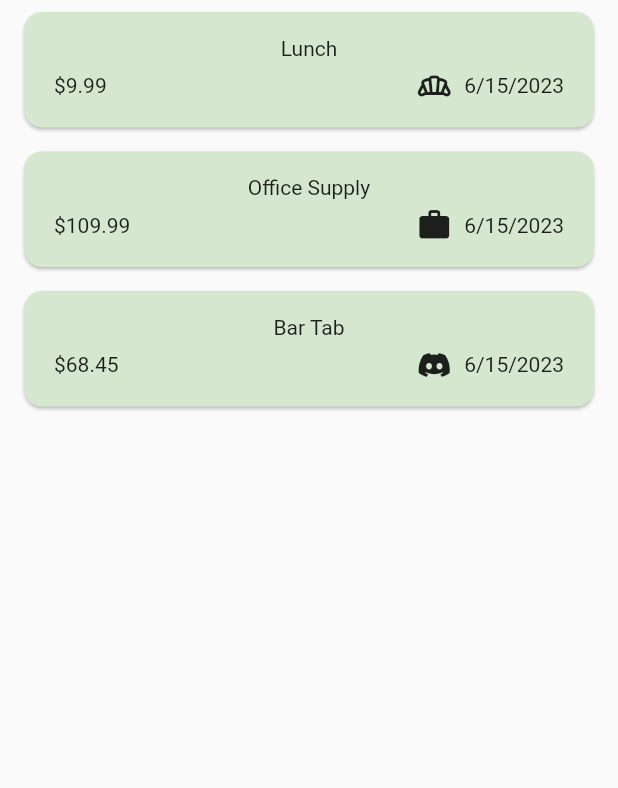
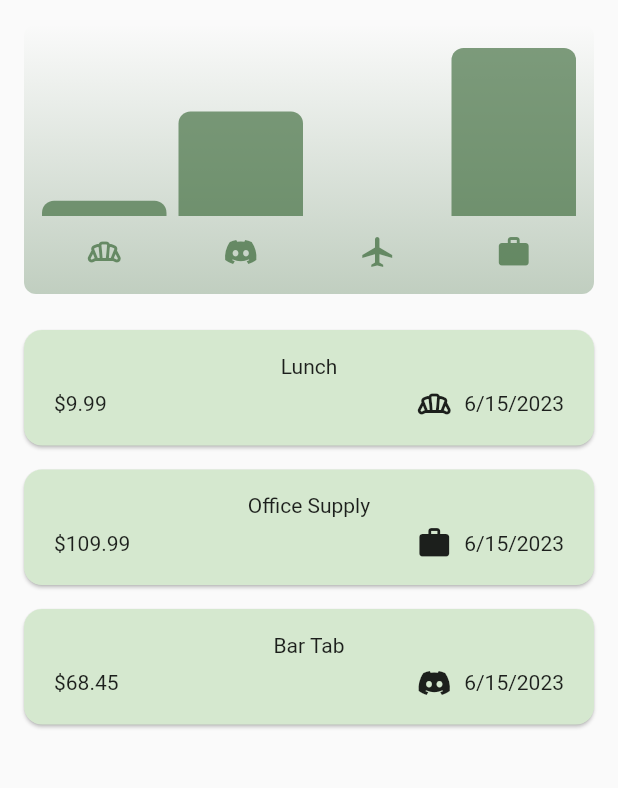
Before and after one commit to Skoomatron/FlutterExpenseTracker, a Flutter app: the screen it shows after launch, on a phone screen of 412 x 824 dp, the part 84-872 px from its top. Run offline on Flutter 3.47's test engine with Material 2 defaults, Android fonts, the phone set to English and light mode, and no system bars.

Commit message:
Updated to allow screen rotation

```diff
--- a/lib/main.dart
+++ b/lib/main.dart
@@ -1,5 +1,6 @@
 import 'package:expense_tracker/widgets/expenses.dart';
 import 'package:flutter/material.dart';
+// import 'package:flutter/services.dart';
 
 var kColorScheme = ColorScheme.fromSeed(seedColor: Colors.green);
 var kDarkColorScheme = ColorScheme.fromSeed(
@@ -7,6 +8,10 @@ var kDarkColorScheme = ColorScheme.fromSeed(
     seedColor: Colors.red);
 
 void main() {
+  // WidgetsFlutterBinding.ensureInitialized();
+  // SystemChrome.setPreferredOrientations([
+  //   DeviceOrientation.portraitUp,
+  // ]).then((fn) {
       runApp(MaterialApp(
         darkTheme: ThemeData.dark().copyWith(
             useMaterial3: true,
@@ -33,4 +38,5 @@ void main() {
         ),
         home: const Expenses(),
       ));
+  // });
 }
--- a/lib/models/expense.dart
+++ b/lib/models/expense.dart
@@ -32,3 +32,24 @@ class Expense {
     return formatter.format(date);
   }
 }
+
+class ExpenseBucket {
+  final Category category;
+  final List<Expense> expenses;
+
+  ExpenseBucket({required this.category, required this.expenses});
+  ExpenseBucket.forCategory(List<Expense> allExpenses, this.category)
+      : expenses = allExpenses
+      .where((element) => element.category == category)
+      .toList();
+
+  double get totalExpenses {
+    double sum = 0;
+
+    for (final expense in expenses) {
+      sum += expense.amount;
+    }
+
+    return sum;
+  }
+}
--- /dev/null
+++ b/lib/widgets/chart/chart.dart
@@ -0,0 +1,95 @@
+import 'package:flutter/material.dart';
+
+import 'package:expense_tracker/widgets/chart/chart_bar.dart';
+import 'package:expense_tracker/models/expense.dart';
+
+class Chart extends StatelessWidget {
+  const Chart({super.key, required this.expenses});
+
+  final List<Expense> expenses;
+
+  List<ExpenseBucket> get buckets {
+    return [
+      ExpenseBucket.forCategory(expenses, Category.food),
+      ExpenseBucket.forCategory(expenses, Category.leisure),
+      ExpenseBucket.forCategory(expenses, Category.travel),
+      ExpenseBucket.forCategory(expenses, Category.work),
+    ];
+  }
+
+  double get maxTotalExpense {
+    double maxTotalExpense = 0;
+
+    for (final bucket in buckets) {
+      if (bucket.totalExpenses > maxTotalExpense) {
+        maxTotalExpense = bucket.totalExpenses;
+      }
+    }
+
+    return maxTotalExpense;
+  }
+
+  @override
+  Widget build(BuildContext context) {
+    final isDarkMode =
+        MediaQuery.of(context).platformBrightness == Brightness.dark;
+    return Container(
+      margin: const EdgeInsets.all(16),
+      padding: const EdgeInsets.symmetric(
+        vertical: 16,
+        horizontal: 8,
+      ),
+      width: double.infinity,
+      height: 180,
+      decoration: BoxDecoration(
+        borderRadius: BorderRadius.circular(8),
+        gradient: LinearGradient(
+          colors: [
+            Theme.of(context).colorScheme.primary.withOpacity(0.3),
+            Theme.of(context).colorScheme.primary.withOpacity(0.0)
+          ],
+          begin: Alignment.bottomCenter,
+          end: Alignment.topCenter,
+        ),
+      ),
+      child: Column(
+        children: [
+          Expanded(
+            child: Row(
+              crossAxisAlignment: CrossAxisAlignment.end,
+              children: [
+                for (final bucket in buckets) // alternative to map()
+                  ChartBar(
+                    fill: bucket.totalExpenses == 0
+                        ? 0
+                        : bucket.totalExpenses / maxTotalExpense,
+                  )
+              ],
+            ),
+          ),
+          const SizedBox(height: 12),
+          Row(
+            children: buckets
+                .map(
+                  (bucket) => Expanded(
+                child: Padding(
+                  padding: const EdgeInsets.symmetric(horizontal: 4),
+                  child: Icon(
+                    categoryIcons[bucket.category],
+                    color: isDarkMode
+                        ? Theme.of(context).colorScheme.secondary
+                        : Theme.of(context)
+                        .colorScheme
+                        .primary
+                        .withOpacity(0.7),
+                  ),
+                ),
+              ),
+            )
+                .toList(),
+          )
+        ],
+      ),
+    );
+  }
+}
--- /dev/null
+++ b/lib/widgets/chart/chart_bar.dart
@@ -0,0 +1,34 @@
+import 'package:flutter/material.dart';
+
+class ChartBar extends StatelessWidget {
+  const ChartBar({
+    super.key,
+    required this.fill,
+  });
+
+  final double fill;
+
+  @override
+  Widget build(BuildContext context) {
+    final isDarkMode =
+        MediaQuery.of(context).platformBrightness == Brightness.dark;
+    return Expanded(
+      child: Padding(
+        padding: const EdgeInsets.symmetric(horizontal: 4),
+        child: FractionallySizedBox(
+          heightFactor: fill,
+          child: DecoratedBox(
+            decoration: BoxDecoration(
+              shape: BoxShape.rectangle,
+              borderRadius:
+              const BorderRadius.vertical(top: Radius.circular(8)),
+              color: isDarkMode
+                  ? Theme.of(context).colorScheme.secondary
+                  : Theme.of(context).colorScheme.primary.withOpacity(0.65),
+            ),
+          ),
+        ),
+      ),
+    );
+  }
+}
--- a/lib/widgets/expenses.dart
+++ b/lib/widgets/expenses.dart
@@ -1,3 +1,4 @@
+import 'package:expense_tracker/widgets/chart/chart.dart';
 import 'package:expense_tracker/widgets/expenses_list/expenses_list.dart';
 import 'package:expense_tracker/widgets/new_expense.dart';
 import 'package:flutter/material.dart';
@@ -14,18 +15,32 @@ class Expenses extends StatefulWidget {
 }
 
 class _ExpensesState extends State<Expenses> {
-
   final List<Expense> _expenses = [
-    Expense(title: 'Lunch', amount: 9.99, date: DateTime.now(), category: Category.food),
-    Expense(title: 'Office Supply', amount: 109.99, date: DateTime.now(), category: Category.work),
-    Expense(title: 'Bar Tab', amount: 68.45, date: DateTime.now(), category: Category.leisure)
+    Expense(
+        title: 'Lunch',
+        amount: 9.99,
+        date: DateTime.now(),
+        category: Category.food),
+    Expense(
+        title: 'Office Supply',
+        amount: 109.99,
+        date: DateTime.now(),
+        category: Category.work),
+    Expense(
+        title: 'Bar Tab',
+        amount: 68.45,
+        date: DateTime.now(),
+        category: Category.leisure)
   ];
 
   void _openExpenseModal() {
     showModalBottomSheet(
       isScrollControlled: true,
       context: context,
-        builder: (ctx) => NewExpense(onAddExpense: _addExpense,),);
+      builder: (ctx) => NewExpense(
+        onAddExpense: _addExpense,
+      ),
+    );
   }
 
   void _addExpense(Expense expense) {
@@ -35,7 +50,6 @@ class _ExpensesState extends State<Expenses> {
   }
 
   void _removeExpense(Expense expense) {
-
     final expenseIndex = _expenses.indexOf(expense);
 
     setState(() {
@@ -50,35 +64,47 @@ class _ExpensesState extends State<Expenses> {
                 _expenses.insert(expenseIndex, expense);
               });
             }),
-      duration: const Duration(
-        seconds: 3
-      ),
+        duration: const Duration(seconds: 3),
         content: const Text('Expense Deleted!')));
   }
 
   @override
   Widget build(context) {
+    final width = MediaQuery.of(context).size.width;
+    final height = MediaQuery.of(context).size.height;
+
     Widget mainContent = const Center(
-      child: Text(
-       'No Expenses Found, Please Begin To Add Some!'
-      ),
+      child: Text('No Expenses Found, Please Begin To Add Some!'),
     );
 
     if (_expenses.isNotEmpty) {
-      mainContent = ExpensesList(expenses: _expenses, removeExpense: _removeExpense);
+      mainContent =
+          ExpensesList(expenses: _expenses, removeExpense: _removeExpense);
     }
 
     return Scaffold(
       appBar: AppBar(
         title: const Text('Expense Tracker'),
         actions: [
-          IconButton(onPressed: _openExpenseModal, icon: const Icon(
-            Icons.add_box_outlined
-          ))
+          IconButton(
+              onPressed: _openExpenseModal,
+              icon: const Icon(Icons.add_box_outlined))
         ],
       ),
-      body: Column(
+      body: width < 600
+          ? Column(
               children: [
+                Chart(expenses: _expenses),
+                Expanded(
+                  child: mainContent,
+                ),
+              ],
+            )
+          : Row(
+              children: [
+                Expanded(
+                  child: Chart(expenses: _expenses),
+                ),
                 Expanded(
                   child: mainContent,
                 ),
```
Lines whose indentation alone changed are shown as unchanged.
